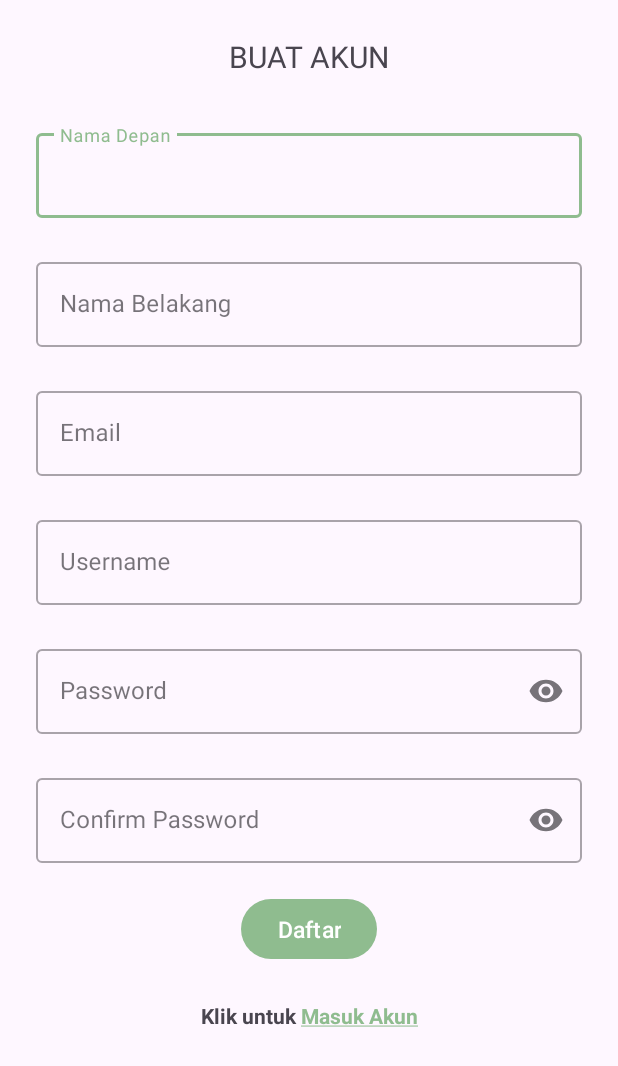
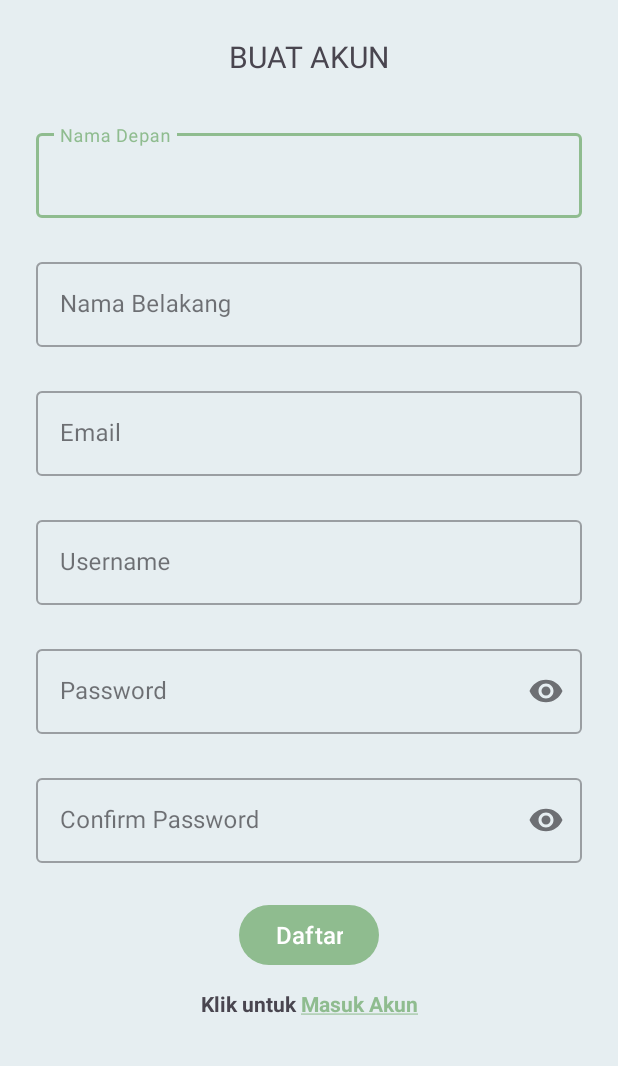
Before and after one commit to Ishmhar/AntrianPuskesmas, an Android app: the screen it shows after launch (RegisterActivity), after a tap on "Belum memiliki akun? Klik disini.", on a phone screen of 412 x 824 dp. Shown: the top 1066 px of the screen. Run offline under Robolectric (Android 15) with nearby library versions, the phone set to English and light mode, and no system bars.

Commit message:
Update consume User API (login and register)

```diff
--- a/app/build.gradle
+++ b/app/build.gradle
@@ -38,6 +38,7 @@ dependencies {
 
     implementation 'com.squareup.retrofit2:retrofit:2.9.0'
     implementation 'com.squareup.retrofit2:converter-gson:2.9.0'
+    implementation 'com.squareup.okhttp3:okhttp:4.2.1'
 
 
     implementation 'com.github.ybq:Android-SpinKit:1.4.0'
--- a/app/src/main/java/com/example/antrianpuskesmas/data/repository/UserRepository.java
+++ b/app/src/main/java/com/example/antrianpuskesmas/data/repository/UserRepository.java
@@ -8,7 +8,7 @@ import com.example.antrianpuskesmas.data.RepositoryCallback;
 import com.example.antrianpuskesmas.data.Result;
 import com.example.antrianpuskesmas.data.datastore.UserDataSource;
 import com.example.antrianpuskesmas.data.model.AuthenticateRequest;
-import com.example.antrianpuskesmas.data.model.User;
+import com.example.antrianpuskesmas.data.model.UserDetail;
 import com.example.antrianpuskesmas.data.response.LoginResponse;
 import com.example.antrianpuskesmas.data.response.RegisResponse;
 
@@ -45,7 +45,7 @@ public class UserRepository {
         });
     }
 
-    public void regisMobile(User user,
+    public void regisMobile(UserDetail user,
                             final RepositoryCallback<RegisResponse> callback) {
         executor.execute(() -> {
             Result<RegisResponse> result = dataSource.regisMobile(user);
--- a/app/src/main/java/com/example/antrianpuskesmas/data/service/UserService.java
+++ b/app/src/main/java/com/example/antrianpuskesmas/data/service/UserService.java
@@ -1,7 +1,7 @@
 package com.example.antrianpuskesmas.data.service;
 
 import com.example.antrianpuskesmas.data.model.AuthenticateRequest;
-import com.example.antrianpuskesmas.data.model.User;
+import com.example.antrianpuskesmas.data.model.UserDetail;
 import com.example.antrianpuskesmas.data.response.LoginResponse;
 import com.example.antrianpuskesmas.data.response.RegisResponse;
 
@@ -15,6 +15,6 @@ public interface UserService {
     Call<LoginResponse> loginMobile(@Body AuthenticateRequest request);
 
     @POST("user/regis")
-    Call<RegisResponse> regisMobile(@Body User regis);
+    Call<RegisResponse> regisMobile(@Body UserDetail regis);
 
 }
--- a/app/src/main/java/com/example/antrianpuskesmas/ui/activity/SplashActivity.java
+++ b/app/src/main/java/com/example/antrianpuskesmas/ui/activity/SplashActivity.java
@@ -13,6 +13,9 @@ import com.example.antrianpuskesmas.R;
 import com.example.antrianpuskesmas.SmartQueueApp;
 import com.example.antrianpuskesmas.util.Util;
 
+import java.text.SimpleDateFormat;
+import java.util.Date;
+
 @SuppressLint("CustomSplashScreen")
 public class SplashActivity extends AppCompatActivity {
 
@@ -27,6 +30,7 @@ public class SplashActivity extends AppCompatActivity {
                 WindowManager.LayoutParams.FLAG_FULLSCREEN);
 
         SmartQueueApp app = SmartQueueApp.getApplication(SplashActivity.this);
+//        checkDate(app);
 
         new Handler().postDelayed(() -> {
             if (app.getToken() != null && !app.getToken().isEmpty()) {
@@ -37,4 +41,19 @@ public class SplashActivity extends AppCompatActivity {
             }
         }, 2000);
     }
+
+    /*@SuppressLint("SimpleDateFormat")
+    private void checkDate(SmartQueueApp app) {
+        Date dateNow = new Date();
+//        SimpleDateFormat outputFormat = new SimpleDateFormat("dd-MM-yyyy");
+//        String dateNowString = outputFormat.format(dateNow);
+        String dateNowString = Util.PARAM_DATE_FORMAT.format(dateNow);
+
+        if (!app.getMyTicketDate().equals(dateNowString)) {
+            Log.d(TAG, "onCreate: Tanggal tidak sama");
+            app.setMyTicket("");
+        } else {
+            Log.d(TAG, "onCreate: Tanggal sama");
+        }
+    }*/
 }
--- a/app/src/main/res/layout/activity_register.xml
+++ b/app/src/main/res/layout/activity_register.xml
@@ -4,6 +4,7 @@
     xmlns:tools="http://schemas.android.com/tools"
     android:layout_width="match_parent"
     android:layout_height="match_parent"
+    android:background="@color/background"
     tools:context=".ui.activity.RegisterActivity">
 
     <LinearLayout
@@ -114,16 +115,16 @@
             android:id="@+id/btn_register"
             android:layout_width="wrap_content"
             android:layout_height="wrap_content"
-            android:layout_marginTop="20dp"
+            android:layout_marginTop="24dp"
             android:text="@string/btn_register"
-            android:textSize="15sp" />
+            android:textSize="16sp" />
 
         <TextView
             android:id="@+id/login_now"
             android:layout_width="match_parent"
             android:layout_height="wrap_content"
             android:layout_marginStart="24dp"
-            android:layout_marginTop="24dp"
+            android:layout_marginTop="12dp"
             android:layout_marginEnd="24dp"
             android:layout_marginBottom="16dp"
             android:gravity="center"
--- a/app/src/main/res/layout/activity_splash.xml
+++ b/app/src/main/res/layout/activity_splash.xml
@@ -6,7 +6,7 @@
     xmlns:tools="http://schemas.android.com/tools"
     android:layout_width="match_parent"
     android:layout_height="match_parent"
-    android:background="#E6EEF1"
+    android:background="@color/background"
     android:gravity="center"
     tools:context=".ui.activity.SplashActivity">
     <ImageView
```
Also changed, not shown: app/src/main/java/com/example/antrianpuskesmas/SmartQueueApp.java (+24 -2 lines), app/src/main/java/com/example/antrianpuskesmas/data/datastore/UserDataSource.java (+4 -4 lines), app/src/main/java/com/example/antrianpuskesmas/data/model/User.java (+2 -55 lines), app/src/main/java/com/example/antrianpuskesmas/data/model/UserDetail.java (added, +59 -0 lines), app/src/main/java/com/example/antrianpuskesmas/data/response/LoginResponse.java (+6 -2 lines), app/src/main/java/com/example/antrianpuskesmas/data/response/RegisResponse.java (+5 -2 lines), app/src/main/java/com/example/antrianpuskesmas/ui/activity/LoginActivity.java (+13 -60 lines), app/src/main/java/com/example/antrianpuskesmas/ui/activity/RegisterActivity.java (+14 -70 lines), app/src/main/java/com/example/antrianpuskesmas/ui/viewmodel/UserViewModel.java (+4 -4 lines), app/src/main/res/layout/activity_login.xml (+7 -6 lines).
